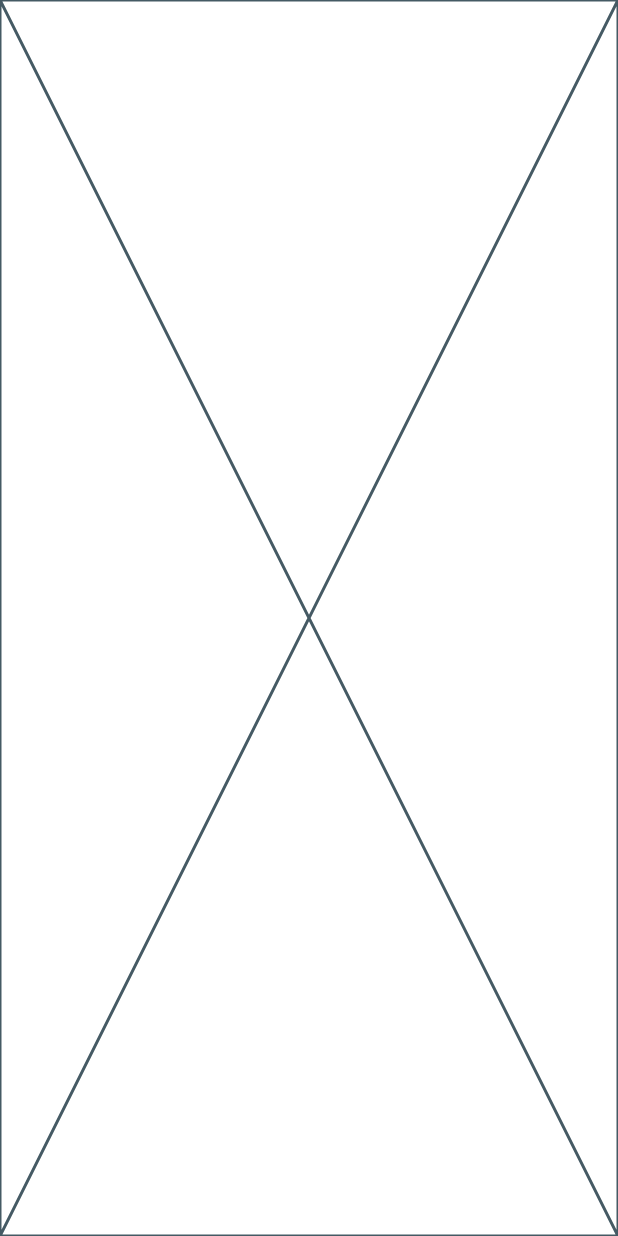
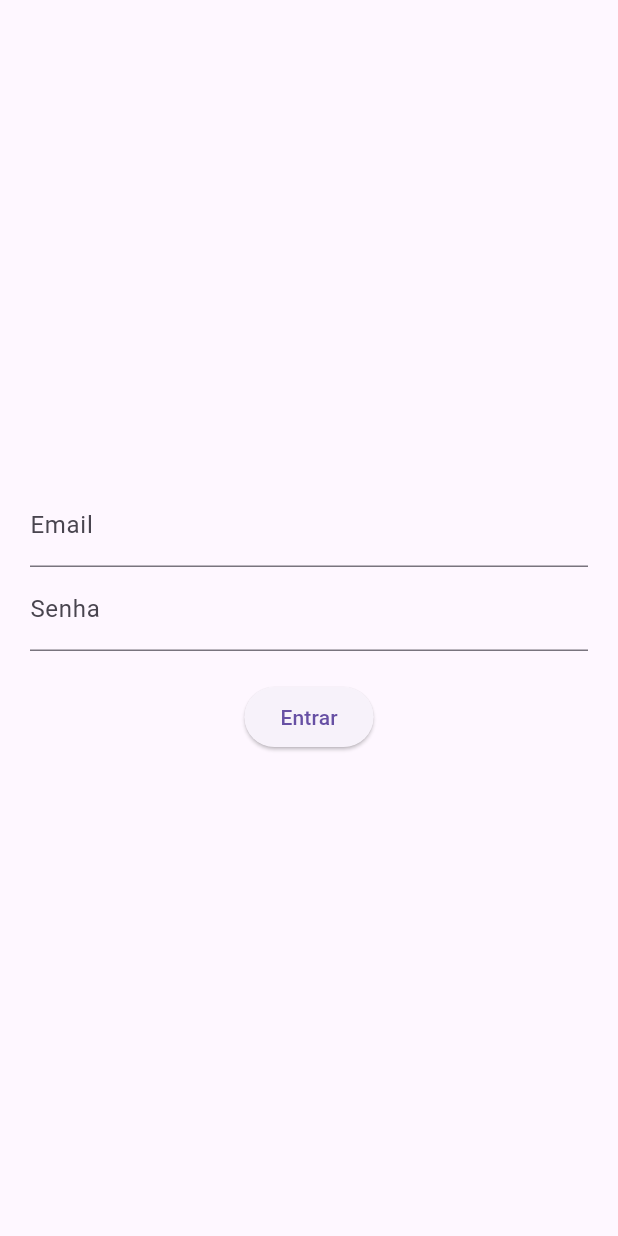
Before and after one commit to HenriqueECM/login_real, a Flutter app: the screen it shows after launch, on a phone screen of 412 x 824 dp. Run offline on Flutter 3.47's test engine with Material 3 defaults, Android fonts, the light colour scheme and no system bars; our stand-ins replace flutter_secure_storage, supabase_flutter; missing offline and left inert: encrypt; accounts and stored records are empty.

Commit message:
1.1 - 15/05

```diff
--- a/lib/login_page.dart
+++ b/lib/login_page.dart
@@ -0,0 +1,49 @@
+// login_page.dart
+import 'package:flutter/material.dart';
+import 'package:supabase_flutter/supabase_flutter.dart';
+import 'package:flutter_secure_storage/flutter_secure_storage.dart';
+import 'home_page.dart';
+
+class LoginPage extends StatefulWidget {
+  @override
+  _LoginPageState createState() => _LoginPageState();
+}
+
+final storage = FlutterSecureStorage();
+
+class _LoginPageState extends State<LoginPage> {
+  final emailController = TextEditingController();
+  final passwordController = TextEditingController();
+
+  Future<void> login() async {
+    final authResponse = await Supabase.instance.client.auth.signInWithPassword(
+      email: emailController.text,
+      password: passwordController.text,
+    );
+
+    if (authResponse.user != null) {
+      await storage.write(key: 'token', value: authResponse.session?.accessToken);
+      Navigator.pushReplacement(context, MaterialPageRoute(builder: (_) => HomePage()));
+    } else {
+      ScaffoldMessenger.of(context).showSnackBar(SnackBar(content: Text("Erro no login")));
+    }
+  }
+
+  @override
+  Widget build(BuildContext context) {
+    return Scaffold(
+      body: Padding(
+        padding: EdgeInsets.all(20),
+        child: Column(
+          mainAxisAlignment: MainAxisAlignment.center,
+          children: [
+            TextField(controller: emailController, decoration: InputDecoration(labelText: 'Email')),
+            TextField(controller: passwordController, decoration: InputDecoration(labelText: 'Senha'), obscureText: true),
+            SizedBox(height: 20),
+            ElevatedButton(onPressed: login, child: Text("Entrar")),
+          ],
+        ),
+      ),
+    );
+  }
+}
--- a/lib/main.dart
+++ b/lib/main.dart
@@ -1,20 +1,38 @@
 import 'package:flutter/material.dart';
+import 'package:flutter_secure_storage/flutter_secure_storage.dart';
 import 'package:login_real/home_page.dart';
+import 'package:login_real/login_page.dart';
+import 'package:supabase_flutter/supabase_flutter.dart';
 
-void main() {
-  runApp(const MyApp());
+void main() async {
+  WidgetsFlutterBinding.ensureInitialized();
+
+  await Supabase.initialize(
+    url: 'https://<your-project>.supabase.co',
+    anonKey: '<your-anon-key>',
+  );
+
+  runApp(MyApp());
 }
 
 class MyApp extends StatelessWidget {
-  const MyApp({super.key});
+  final storage = FlutterSecureStorage();
+
+  Future<bool> isLoggedIn() async {
+    final session = Supabase.instance.client.auth.currentSession;
+    return session != null;
+  }
+
   @override
   Widget build(BuildContext context) {
     return MaterialApp(
-      title: 'Flutter Demo',
-      theme: ThemeData(
-        colorScheme: ColorScheme.fromSeed(seedColor: Colors.deepPurple),
+      home: FutureBuilder<bool>(
+        future: isLoggedIn(),
+        builder: (context, snapshot) {
+          if (!snapshot.hasData) return CircularProgressIndicator();
+          return snapshot.data! ? HomePage() : LoginPage();
+        },
       ),
-      home: const HomePage (title: 'Login Real'),
     );
   }
 }
--- a/pubspec.yaml
+++ b/pubspec.yaml
@@ -35,6 +35,8 @@ dependencies:
   # Use with the CupertinoIcons class for iOS style icons.
   cupertino_icons: ^1.0.8
   flutter_secure_storage: ^9.2.4
+  encrypt: ^5.0.3
+  supabase_flutter: ^2.9.0
 
 dev_dependencies:
   flutter_test:
```
Also changed, not shown: lib/home_page.dart (+70 -4 lines), pubspec.lock, 5 other files.
